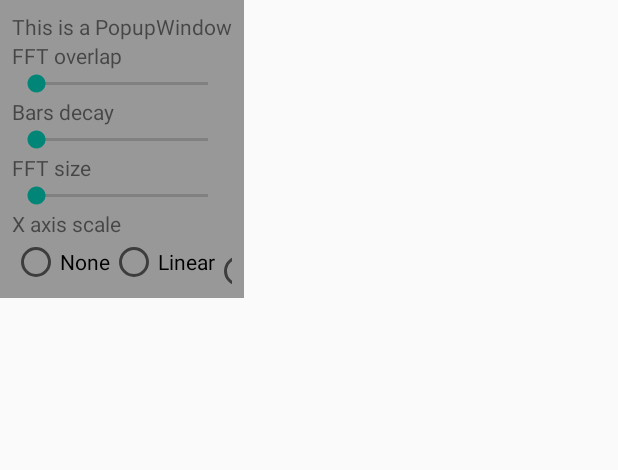
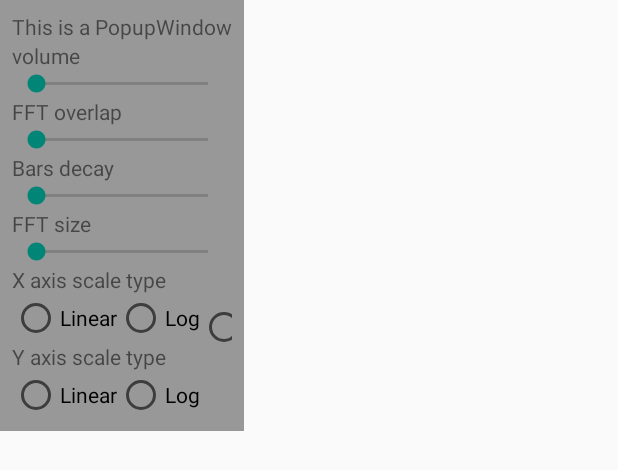
Before and after one commit to aguaviva/Spectrogrammer, an Android app: the layout settings_menu.xml on its own in the app's theme, with its tools: preview values and no code run, on a phone screen of 412 x 824 dp. Shown: the top 470 px of the screen. Run offline under Robolectric (Android 15) with nearby library versions, the phone set to English and light mode, and no system bars.

Commit message:
exposed piano and guitar tuners, adde volume

```diff
--- a/app/src/main/java/com/example/plasma/Spectrogram.java
+++ b/app/src/main/java/com/example/plasma/Spectrogram.java
@@ -7,6 +7,8 @@ public class Spectrogram {
     public static native int GetFftLength();
     public static native void SetBarsHeight(int barsHeight);
     public static native void SetOverlap(float timeOverlap);
+    public static native void SetVolume(float volume);
+    public static native float GetVolume();
     public static native void SetDecay(float decay);
     public static native float GetOverlap();
     public static native float GetDecay();
--- a/app/src/main/res/layout/settings_menu.xml
+++ b/app/src/main/res/layout/settings_menu.xml
@@ -12,6 +12,18 @@
         android:layout_height="wrap_content"
         android:layout_gravity="center_horizontal"
         android:text="This is a PopupWindow" />
+
+    <TextView
+        android:id="@+id/textView"
+        android:layout_width="match_parent"
+        android:layout_height="wrap_content"
+        android:text="@string/volume" />
+
+    <SeekBar
+        android:id="@+id/volume"
+        android:layout_width="match_parent"
+        android:layout_height="wrap_content"
+        android:max="100" />
 
     <TextView
         android:id="@+id/textView"
@@ -47,6 +59,11 @@
         android:layout_height="wrap_content"
         android:max="5" />
 
+    <LinearLayout
+        android:layout_width="match_parent"
+        android:layout_height="match_parent"
+        android:orientation="horizontal"></LinearLayout>
+
     <TextView
         android:layout_width="match_parent"
         android:layout_height="wrap_content"
@@ -59,12 +76,6 @@
         android:orientation='horizontal'>
 
         <RadioButton
-            android:id="@+id/horizontalScaleNone"
-            android:layout_width="wrap_content"
-            android:layout_height="wrap_content"
-            android:text="None" />
-
-        <RadioButton
             android:id="@+id/horizontalScaleLinear"
             android:layout_width="wrap_content"
             android:layout_height="wrap_content"
@@ -75,13 +86,11 @@
             android:layout_width="wrap_content"
             android:layout_height="wrap_content"
             android:text="Log" />
-
         <RadioButton
             android:id="@+id/horizontalScalePiano"
             android:layout_width="wrap_content"
             android:layout_height="wrap_content"
             android:text="Piano" />
-
         <RadioButton
             android:id="@+id/horizontalScaleGuitar"
             android:layout_width="wrap_content"
@@ -89,4 +98,29 @@
             android:text="Guitar" />
     </RadioGroup>
 
+    <TextView
+        android:layout_width="match_parent"
+        android:layout_height="wrap_content"
+        android:text="@string/y_axis_scale_type" />
+
+    <RadioGroup
+        android:id="@+id/verticalScale"
+        android:layout_width="match_parent"
+        android:layout_height="match_parent"
+        android:orientation='horizontal'>
+
+        <RadioButton
+            android:id="@+id/verticalScaleLinear"
+            android:layout_width="wrap_content"
+            android:layout_height="wrap_content"
+            android:text="Linear" />
+
+        <RadioButton
+            android:id="@+id/verticalScaleLogarithmic"
+            android:layout_width="wrap_content"
+            android:layout_height="wrap_content"
+            android:text="Log" />
+    </RadioGroup>
+
+
 </LinearLayout>
--- a/app/src/main/res/values/strings.xml
+++ b/app/src/main/res/values/strings.xml
@@ -8,9 +8,12 @@
     <string name="fft_overlap">FFT overlap</string>
     <string name="bars_decay">Bars decay</string>
     <string name="fft_size">FFT size</string>
-    <string name="x_axis_scale_type">X axis scale</string>
+    <string name="x_axis_scale_type">X axis scale type</string>
+    <string name="y_axis_scale_type">Y axis scale type</string>
     <string name="logarithmic">logarithmic</string>
     <string name="frequency_logarithmic_axis">FrequencyLogarithmicAxis</string>
-    <string name="horizontalScaleLogarithmic">horizontalScaleLogarithmic</string>
-    <string name="horizontalScaleSelectedId">Horizontal Scale Selected Id</string>
+    <string name="ScaleLogarithmic">ScaleLogarithmic</string>
+    <string name="horizontalScaleSelected">Horizontal Scale Selected</string>
+    <string name="verticalScaleSelected">Vertical Scale Selected</string>
+    <string name="volume">volume</string>
 </resources>
```
Also changed, not shown: app/src/main/java/com/example/plasma/ConfigDialog.java (+70 -41 lines), app/src/main/java/com/example/plasma/WaterfallView.java (+113 -59 lines), 5 other files.
